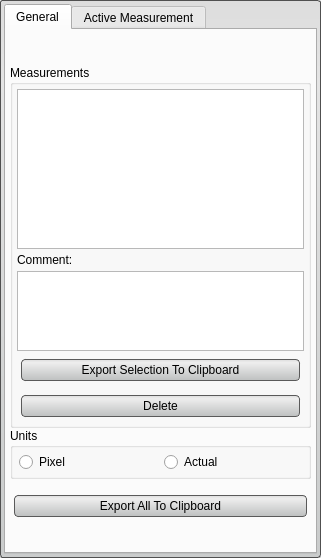
This is src/Interface/ToolInterface/MeasurementToolInterface.ui in SCIInstitute/Seg3D as Qt 5 draws it before an edit. The edited form follows.
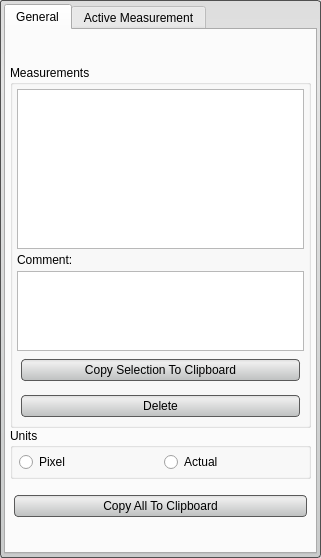
This is the edited form. Custom widgets are drawn as their Qt base class.

Commit message: - Merging r1650 from branch 2.1 -- renaming measurement "export" to "copy"

Patch:
```diff
--- a/src/Interface/ToolInterface/MeasurementToolInterface.ui
+++ b/src/Interface/ToolInterface/MeasurementToolInterface.ui
@@ -395,7 +395,7 @@
                       </size>
                      </property>
                      <property name="text">
-                      <string>Export Selection To Clipboard</string>
+                      <string>Copy Selection To Clipboard</string>
                      </property>
                     </widget>
                    </item>
@@ -619,7 +619,7 @@
                       </size>
                      </property>
                      <property name="text">
-                      <string>Export All To Clipboard</string>
+                      <string>Copy All To Clipboard</string>
                      </property>
                     </widget>
                    </item>
```
